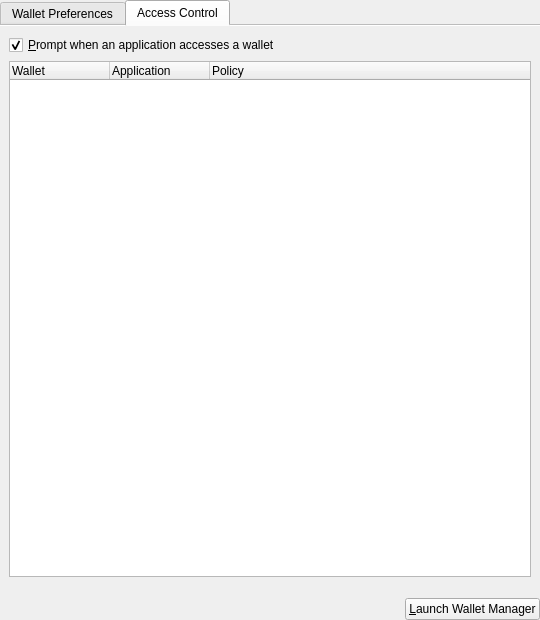
Qt form src/konfigurator/walletconfigwidget.ui (KDE/kwalletmanager) before a commit.
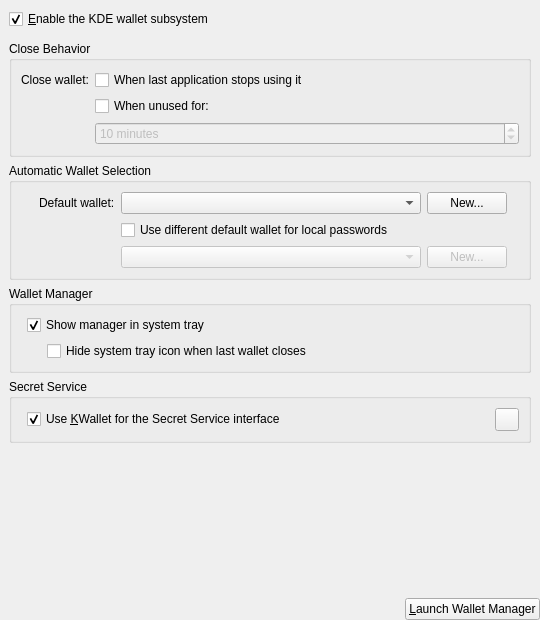
The same form after that commit. The open tabs and pages were chosen to show the change. Custom widgets are drawn as their Qt base class.

Commit message:
Drop defunct access control UI
KWallet 6.30 removes the functionality because it's fundamentally not reliable

What changed in the file:
```diff
--- a/src/konfigurator/walletconfigwidget.ui
+++ b/src/konfigurator/walletconfigwidget.ui
@@ -15,13 +15,6 @@
     <number>0</number>
    </property>
    <item>
-    <widget class="QTabWidget" name="tabWidget2">
-     <property name="currentIndex">
-      <number>0</number>
-     </property>
-     <property name="documentMode">
-      <bool>true</bool>
-     </property>
      <widget class="QWidget" name="tab1">
       <attribute name="title">
        <string>Wallet Preferences</string>
@@ -373,46 +366,6 @@
        </item>
       </layout>
      </widget>
-     <widget class="QWidget" name="tab2">
-      <attribute name="title">
-       <string>Access Control</string>
-      </attribute>
-      <layout class="QVBoxLayout" name="verticalLayout_2">
-       <item>
-        <widget class="QCheckBox" name="_openPrompt">
-         <property name="text">
-          <string>&amp;Prompt when an application accesses a wallet</string>
-         </property>
-         <property name="checked">
-          <bool>true</bool>
-         </property>
-        </widget>
-       </item>
-       <item>
-        <widget class="QTreeWidget" name="_accessList">
-         <property name="rootIsDecorated">
-          <bool>true</bool>
-         </property>
-         <column>
-          <property name="text">
-           <string>Wallet</string>
-          </property>
-         </column>
-         <column>
-          <property name="text">
-           <string>Application</string>
-          </property>
-         </column>
-         <column>
-          <property name="text">
-           <string>Policy</string>
-          </property>
-         </column>
-        </widget>
-       </item>
-      </layout>
-     </widget>
-    </widget>
    </item>
    <item>
     <widget class="KSeparator" name="kseparator2"/>
```
The commit also changes 11 other files.
